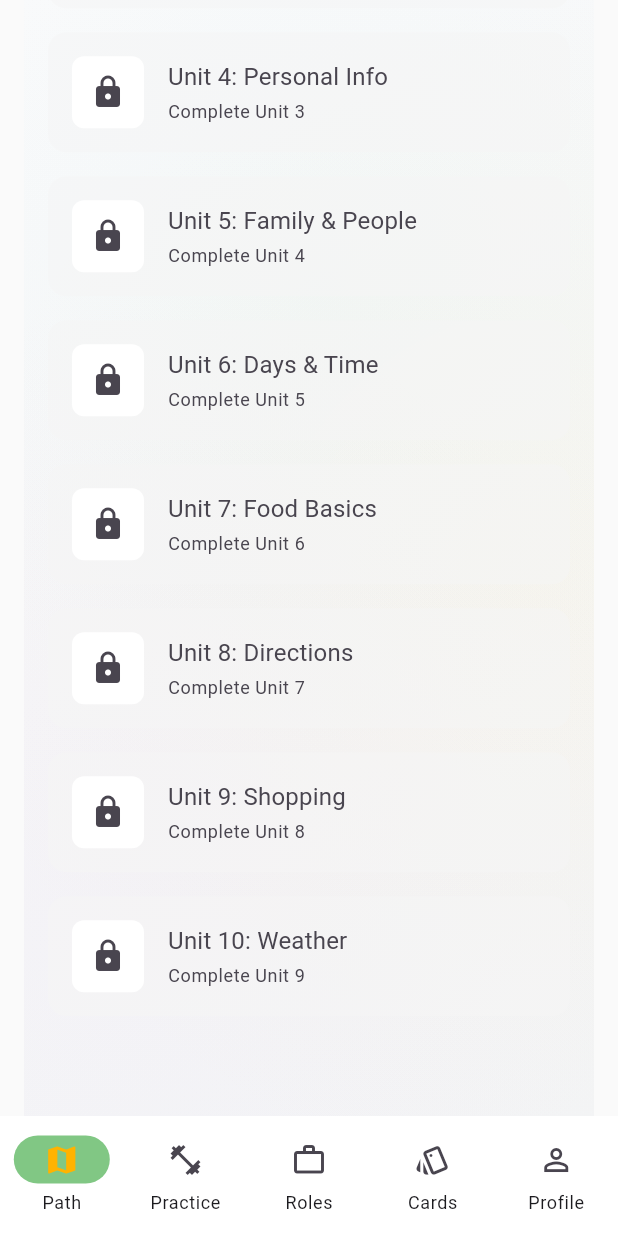
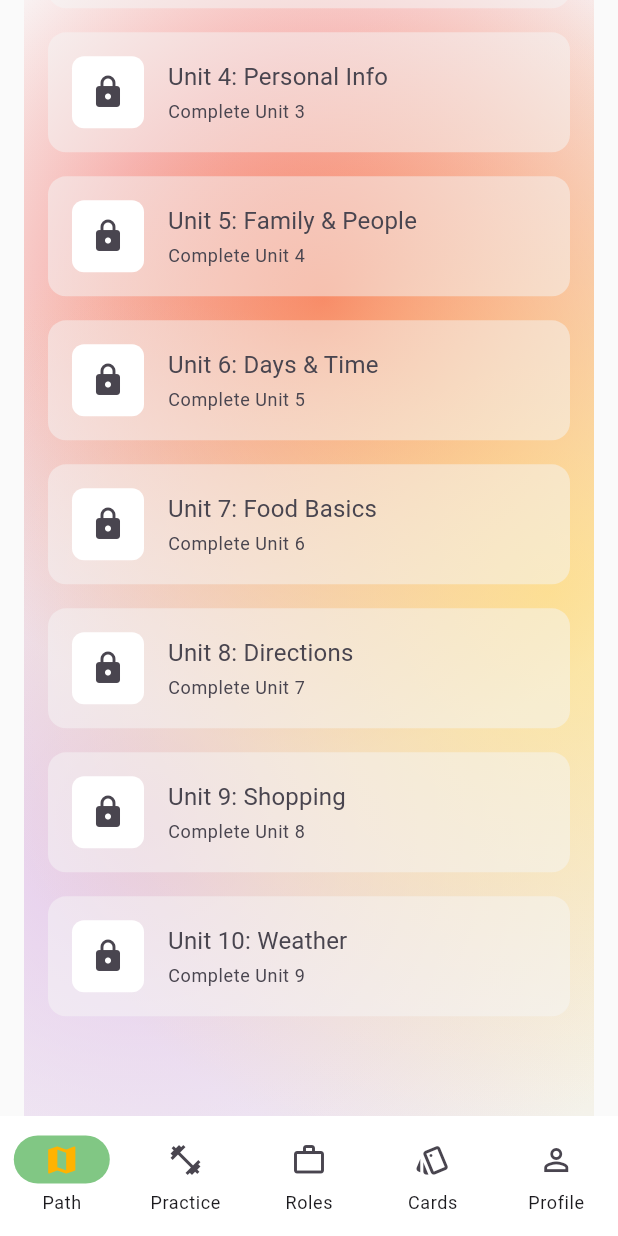
Before and after one commit to Shahadat99x/LietuCoach_Lithuanian_A1_B2, a Flutter app: the screen it shows after launch, scrolled down 506 dp, on a phone screen of 412 x 824 dp. Run offline on Flutter 3.47's test engine with Material 3 defaults, Android fonts, the phone set to English and light mode, and no system bars; our stand-ins replace connectivity_plus, flutter_dotenv, hive, hive_flutter, just_audio, pdf and 3 more; accounts and stored records are empty; statements that could not run were skipped.

Commit message:
chore(ui): add temporary aurora visibility debug toggle

```diff
--- a/lib/design_system/aurora_background.dart
+++ b/lib/design_system/aurora_background.dart
@@ -10,14 +10,16 @@ class AuroraBackground extends StatelessWidget {
 
   @override
   Widget build(BuildContext context) {
+    // Debug toggle to verify visibility (remove before release)
+    const bool kDebugAurora = true;
+
     // Colors configuration (Subtle premium tints)
-    // Adjust opacity for subtlety (0.06 - 0.12)
-    const double opacity = 0.08;
+    const double opacity = kDebugAurora ? 0.8 : 0.08;
 
     // Top-Left (Cool Mint/Blue)
     final Color color1 = isDark
         ? const Color(0xFF004D40) // Dark Teal
-        : const Color(0xFFB2DFDB); // Light Teal
+        : (kDebugAurora ? Colors.red : const Color(0xFFB2DFDB)); // Debug Red
 
     // Center-Right (Soft Purple/Blue)
     final Color color2 = isDark
```
